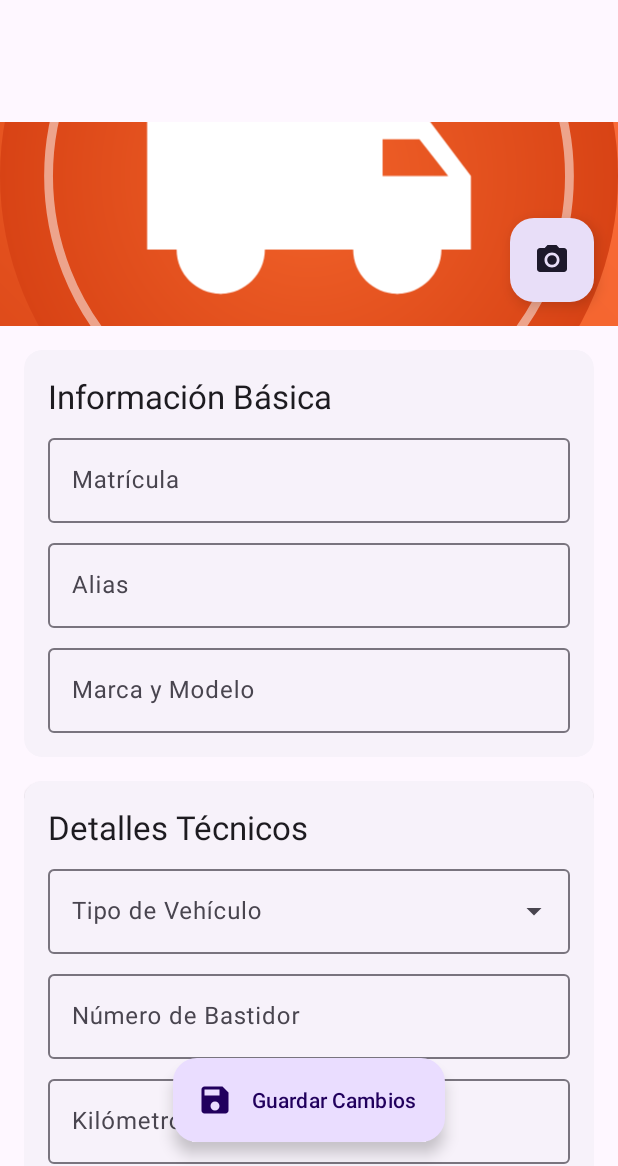
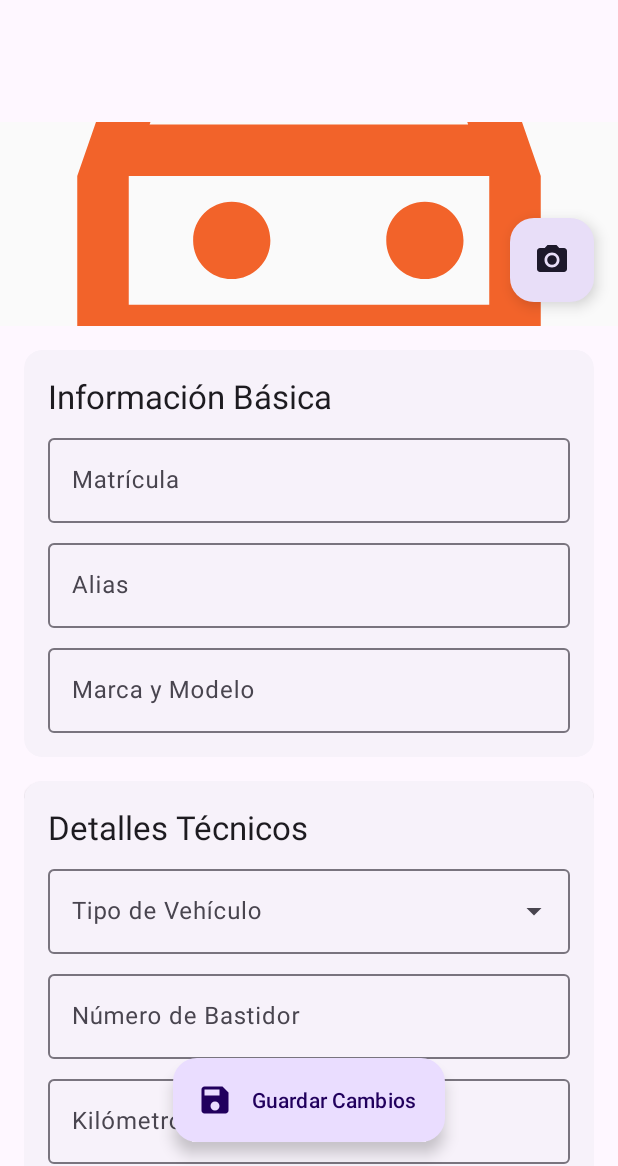
Before and after one commit to gitfrandu4/geofleet, an Android app built with Jetpack Compose: the fragment VehicleProfileFragment placed in its activity, on a phone screen of 412 x 824 dp, the part 70-1236 px from its top. Run offline under Robolectric (Android 15) with nearby library versions, the phone set to English and light mode, and no system bars; our stand-ins replace CircleImageView, Firebase (no records; nobody signed in at launch, a user with empty details on screens opened directly), Room's generated code, navigation-ui; network calls fail; pictures from the network do not load; 8 statements that could not run were skipped.

Commit message:
Refactor vehicle service method parameters and update vehicle profile placeholder design for simplicity

```diff
--- a/app/src/main/java/com/example/geofleet/data/api/VehicleService.kt
+++ b/app/src/main/java/com/example/geofleet/data/api/VehicleService.kt
@@ -9,7 +9,7 @@ import retrofit2.http.Path
 interface VehicleService {
     @GET("vehicle/{id}")
     suspend fun getVehiclePosition(
-        @Path("id") vehicleId: String,
-        @Header("Authorization") token: String
+            @Path("id") vehicleId: String,
+            @Header("Authorization") token: String
     ): Response<VehiclePosition>
 }
--- a/app/src/main/res/drawable/vehicle_profile_placeholder.xml
+++ b/app/src/main/res/drawable/vehicle_profile_placeholder.xml
@@ -1,55 +1,13 @@
 <?xml version="1.0" encoding="utf-8"?>
 <layer-list xmlns:android="http://schemas.android.com/apk/res/android">
-    <!-- Background with modern gradient -->
+    <!-- Light background -->
     <item>
         <shape android:shape="rectangle">
-            <gradient
-                android:angle="225"
-                android:endColor="#D84315"
-                android:centerColor="#F2632A"
-                android:startColor="#FF7043"
-                android:type="linear" />
+            <solid android:color="#FAFAFA" />
         </shape>
     </item>
 
-    <!-- Abstract pattern -->
-    <item>
-        <rotate android:fromDegrees="45">
-            <shape android:shape="line">
-                <stroke android:width="4dp"
-                    android:color="#33FFFFFF" />
-                <size android:height="40dp" />
-            </shape>
-        </rotate>
-    </item>
-
-    <!-- Circular background for icon -->
-    <item
-        android:width="140dp"
-        android:height="140dp"
-        android:gravity="center">
-        <shape android:shape="oval">
-            <gradient
-                android:type="radial"
-                android:gradientRadius="70dp"
-                android:startColor="#F2632A"
-                android:endColor="#D84315" />
-        </shape>
-    </item>
-
-    <!-- Inner circle glow -->
-    <item
-        android:width="120dp"
-        android:height="120dp"
-        android:gravity="center">
-        <shape android:shape="oval">
-            <stroke
-                android:width="2dp"
-                android:color="#80FFFFFF" />
-        </shape>
-    </item>
-
-    <!-- Vehicle icon with modern truck design -->
+    <!-- Minimalist vehicle icon -->
     <item
         android:width="80dp"
         android:height="80dp"
@@ -60,14 +18,8 @@
             android:viewportWidth="24"
             android:viewportHeight="24">
             <path
-                android:fillColor="#FFFFFF"
-                android:pathData="M18,18.5m-1.5,0a1.5,1.5 0,1 1,3 0a1.5,1.5 0,1 1,-3 0" />
-            <path
-                android:fillColor="#FFFFFF"
-                android:pathData="M6,18.5m-1.5,0a1.5,1.5 0,1 1,3 0a1.5,1.5 0,1 1,-3 0" />
-            <path
-                android:fillColor="#FFFFFF"
-                android:pathData="M20,8h-3V4H3C1.9,4 1,4.9 1,6v11h2c0,1.66 1.34,3 3,3s3,-1.34 3,-3h6c0,1.66 1.34,3 3,3s3,-1.34 3,-3h2v-5L20,8zM19.5,9.5l1.96,2.5H17V9.5H19.5z" />
+                android:fillColor="#F2632A"
+                android:pathData="M18.92,6.01C18.72,5.42 18.16,5 17.5,5h-11c-0.66,0 -1.21,0.42 -1.42,1.01L3,12v8c0,0.55 0.45,1 1,1h1c0.55,0 1,-0.45 1,-1v-1h12v1c0,0.55 0.45,1 1,1h1c0.55,0 1,-0.45 1,-1v-8l-2.08,-5.99zM6.85,7h10.29l1.04,3H5.81l1.04,-3zM19,17H5v-5h14v5zM7.5,14.5c0,-0.83 0.67,-1.5 1.5,-1.5s1.5,0.67 1.5,1.5S9.83,16 9,16s-1.5,-0.67 -1.5,-1.5zM15,14.5c0,-0.83 0.67,-1.5 1.5,-1.5s1.5,0.67 1.5,1.5 -0.67,1.5 -1.5,1.5 -1.5,-0.67 -1.5,-1.5z" />
         </vector>
     </item>
 </layer-list>
```
Also changed, not shown: app/src/main/java/com/example/geofleet/ui/MapActivity.kt (+23 -12 lines), app/src/main/java/com/example/geofleet/ui/vehicles/VehiclePositionsViewModel.kt (+13 -15 lines).
